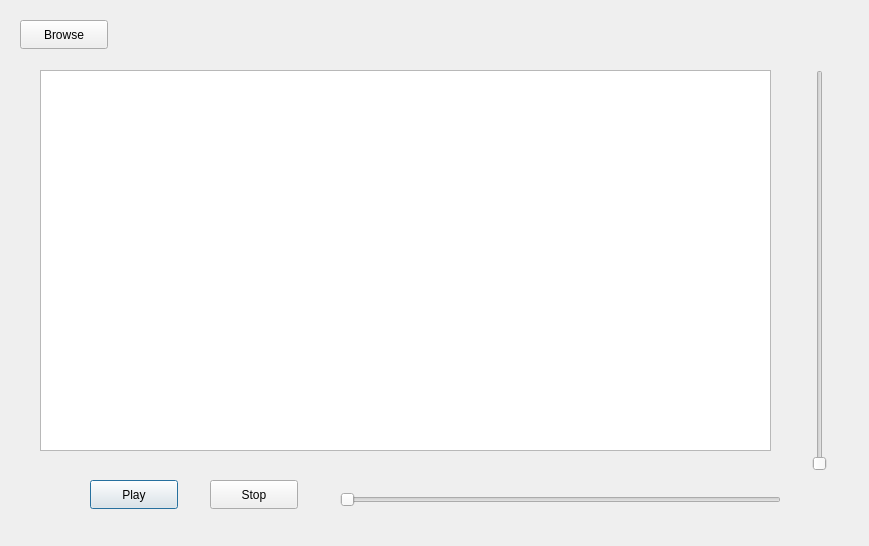
This is gui/frontend.ui in sticken88/music-player as Qt 5 draws it before an edit. The edited form follows.
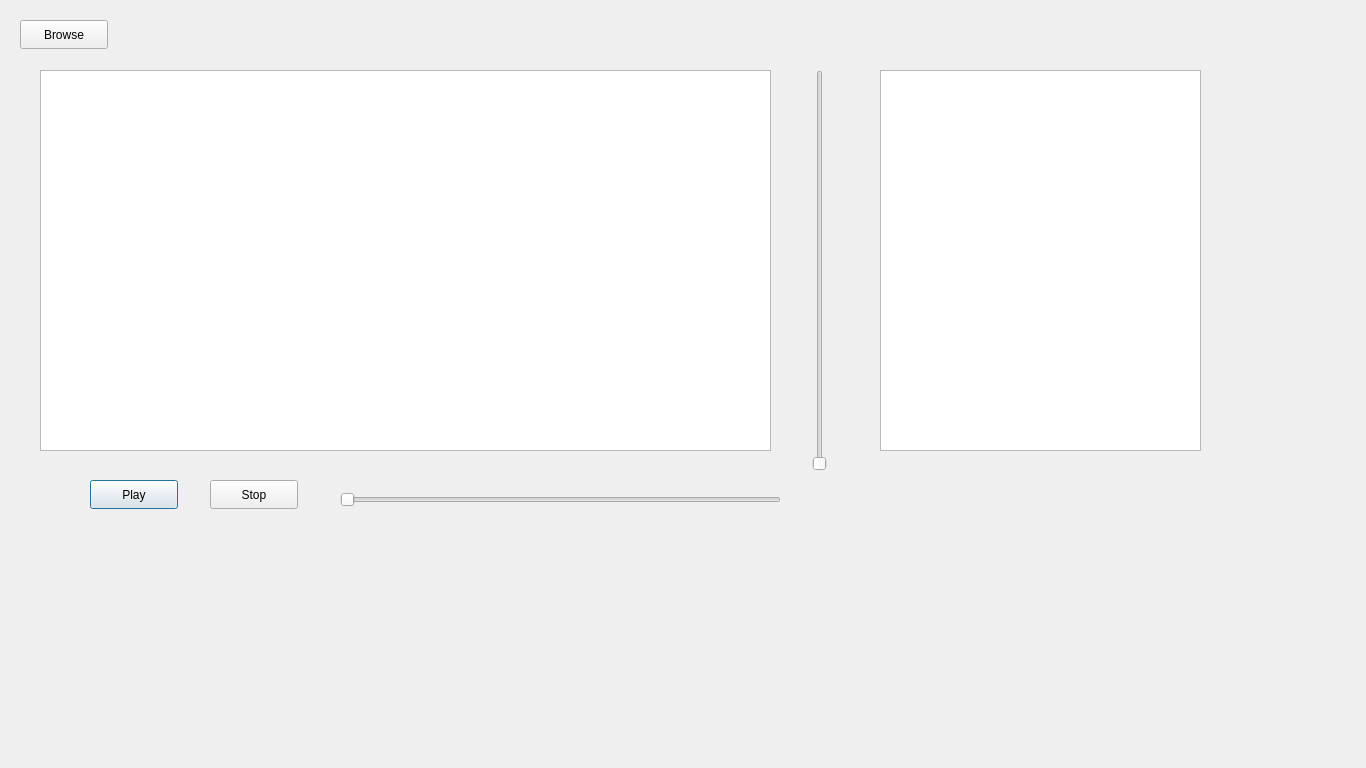
This is the edited form.

Commit message: Added list widget to hold all the playlists

What changed in the file:
```diff
--- a/gui/frontend.ui
+++ b/gui/frontend.ui
@@ -6,8 +6,8 @@
    <rect>
     <x>0</x>
     <y>0</y>
-    <width>869</width>
-    <height>546</height>
+    <width>1366</width>
+    <height>768</height>
    </rect>
   </property>
   <property name="windowTitle">
@@ -88,6 +88,16 @@
     <enum>Qt::Vertical</enum>
    </property>
   </widget>
+  <widget class="QListWidget" name="playlistListWidget">
+   <property name="geometry">
+    <rect>
+     <x>880</x>
+     <y>70</y>
+     <width>321</width>
+     <height>381</height>
+    </rect>
+   </property>
+  </widget>
  </widget>
  <resources/>
  <connections/>
```
